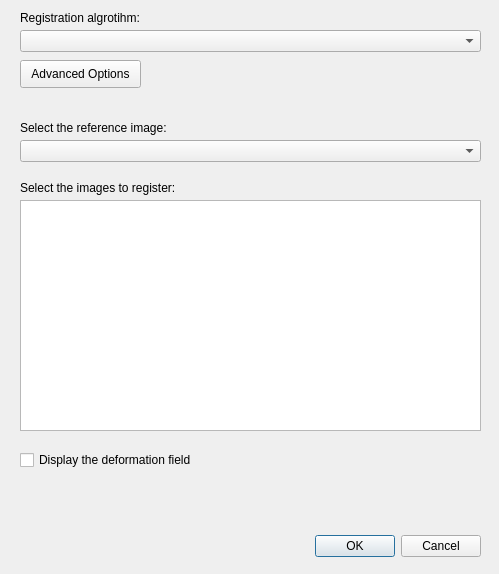
Qt form plugin/registration/registrationWindow.ui (shakes76/smili) before a commit.
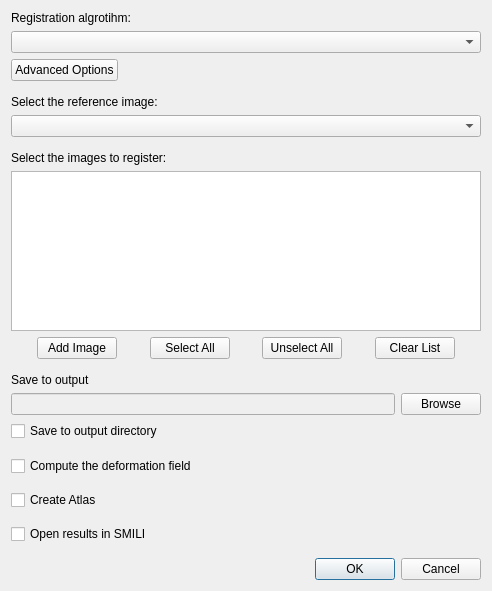
The same form after that commit.

Commit message: Registration plugin: source code simplification, output in a directory, etc.

What changed in the file:
```diff
--- a/plugin/registration/registrationWindow.ui
+++ b/plugin/registration/registrationWindow.ui
@@ -6,130 +6,324 @@
    <rect>
     <x>0</x>
     <y>0</y>
-    <width>499</width>
-    <height>574</height>
+    <width>492</width>
+    <height>591</height>
    </rect>
   </property>
-  <property name="sizePolicy">
-   <sizepolicy hsizetype="Fixed" vsizetype="Fixed">
-    <horstretch>0</horstretch>
-    <verstretch>0</verstretch>
-   </sizepolicy>
-  </property>
   <property name="windowTitle">
    <string>Dialog</string>
   </property>
-  <widget class="QDialogButtonBox" name="btnOk">
-   <property name="geometry">
-    <rect>
-     <x>140</x>
-     <y>530</y>
-     <width>341</width>
-     <height>32</height>
-    </rect>
-   </property>
-   <property name="orientation">
-    <enum>Qt::Horizontal</enum>
-   </property>
-   <property name="standardButtons">
-    <set>QDialogButtonBox::Cancel|QDialogButtonBox::Ok</set>
-   </property>
-  </widget>
-  <widget class="QLabel" name="labelRef">
-   <property name="geometry">
-    <rect>
-     <x>20</x>
-     <y>120</y>
-     <width>261</width>
-     <height>16</height>
-    </rect>
-   </property>
-   <property name="text">
-    <string>Select the reference image:</string>
-   </property>
-  </widget>
-  <widget class="QComboBox" name="comboBoxRef">
-   <property name="geometry">
-    <rect>
-     <x>20</x>
-     <y>140</y>
-     <width>461</width>
-     <height>22</height>
-    </rect>
-   </property>
-  </widget>
-  <widget class="QLabel" name="labelImages">
-   <property name="geometry">
-    <rect>
-     <x>20</x>
-     <y>180</y>
-     <width>321</width>
-     <height>16</height>
-    </rect>
-   </property>
-   <property name="text">
-    <string>Select the images to register:</string>
-   </property>
-  </widget>
-  <widget class="QListWidget" name="listWidget">
-   <property name="geometry">
-    <rect>
-     <x>20</x>
-     <y>200</y>
-     <width>461</width>
-     <height>231</height>
-    </rect>
-   </property>
-  </widget>
-  <widget class="QCheckBox" name="checkBoxDeformationF">
-   <property name="geometry">
-    <rect>
-     <x>20</x>
-     <y>450</y>
-     <width>211</width>
-     <height>20</height>
-    </rect>
-   </property>
-   <property name="text">
-    <string>Display the deformation field</string>
-   </property>
-  </widget>
-  <widget class="QLabel" name="labelAlgo">
-   <property name="geometry">
-    <rect>
-     <x>20</x>
-     <y>10</y>
-     <width>141</width>
-     <height>16</height>
-    </rect>
-   </property>
-   <property name="text">
-    <string>Registration algrotihm: </string>
-   </property>
-  </widget>
-  <widget class="QComboBox" name="comboBoxAlgo">
-   <property name="geometry">
-    <rect>
-     <x>20</x>
-     <y>30</y>
-     <width>461</width>
-     <height>22</height>
-    </rect>
-   </property>
-  </widget>
-  <widget class="QPushButton" name="btnAdvancedOptions">
-   <property name="geometry">
-    <rect>
-     <x>20</x>
-     <y>60</y>
-     <width>121</width>
-     <height>28</height>
-    </rect>
-   </property>
-   <property name="text">
-    <string>Advanced Options</string>
-   </property>
-  </widget>
+  <layout class="QGridLayout" name="gridLayout">
+   <item row="0" column="0">
+    <layout class="QVBoxLayout" name="verticalLayout" stretch="0,0,0,0,0,0,0,0,0,0,0,0,0,0,0,0,0,0,0,0,0,0">
+     <item>
+      <widget class="QLabel" name="labelAlgo">
+       <property name="text">
+        <string>Registration algrotihm: </string>
+       </property>
+      </widget>
+     </item>
+     <item>
+      <widget class="QComboBox" name="comboBoxAlgo"/>
+     </item>
+     <item>
+      <layout class="QHBoxLayout" name="horizontalLayout_2">
+       <item>
+        <widget class="QPushButton" name="btnAdvancedOptions">
+         <property name="text">
+          <string>Advanced Options</string>
+         </property>
+        </widget>
+       </item>
+       <item>
+        <spacer name="horizontalSpacer_5">
+         <property name="orientation">
+          <enum>Qt::Horizontal</enum>
+         </property>
+         <property name="sizeHint" stdset="0">
+          <size>
+           <width>40</width>
+           <height>20</height>
+          </size>
+         </property>
+        </spacer>
+       </item>
+      </layout>
+     </item>
+     <item>
+      <spacer name="verticalSpacer_2">
+       <property name="orientation">
+        <enum>Qt::Vertical</enum>
+       </property>
+       <property name="sizeHint" stdset="0">
+        <size>
+         <width>20</width>
+         <height>40</height>
+        </size>
+       </property>
+      </spacer>
+     </item>
+     <item>
+      <widget class="QLabel" name="labelRef">
+       <property name="text">
+        <string>Select the reference image:</string>
+       </property>
+      </widget>
+     </item>
+     <item>
+      <widget class="QComboBox" name="comboBoxRef"/>
+     </item>
+     <item>
+      <spacer name="verticalSpacer_3">
+       <property name="orientation">
+        <enum>Qt::Vertical</enum>
+       </property>
+       <property name="sizeHint" stdset="0">
+        <size>
+         <width>20</width>
+         <height>40</height>
+        </size>
+       </property>
+      </spacer>
+     </item>
+     <item>
+      <widget class="QLabel" name="labelImages">
+       <property name="text">
+        <string>Select the images to register:</string>
+       </property>
+      </widget>
+     </item>
+     <item>
+      <widget class="QListWidget" name="listWidget"/>
+     </item>
+     <item>
+      <layout class="QHBoxLayout" name="horizontalLayout">
+       <item>
+        <spacer name="horizontalSpacer_3">
+         <property name="orientation">
+          <enum>Qt::Horizontal</enum>
+         </property>
+         <property name="sizeHint" stdset="0">
+          <size>
+           <width>40</width>
+           <height>20</height>
+          </size>
+         </property>
+        </spacer>
+       </item>
+       <item>
+        <widget class="QPushButton" name="btnAddImage">
+         <property name="text">
+          <string>Add Image</string>
+         </property>
+        </widget>
+       </item>
+       <item>
+        <spacer name="horizontalSpacer">
+         <property name="orientation">
+          <enum>Qt::Horizontal</enum>
+         </property>
+         <property name="sizeHint" stdset="0">
+          <size>
+           <width>40</width>
+           <height>20</height>
+          </size>
+         </property>
+        </spacer>
+       </item>
+       <item>
+        <widget class="QPushButton" name="btnSelectAll">
+         <property name="text">
+          <string>Select All</string>
+         </property>
+        </widget>
+       </item>
+       <item>
+        <spacer name="horizontalSpacer_2">
+         <property name="orientation">
+          <enum>Qt::Horizontal</enum>
+         </property>
+         <property name="sizeHint" stdset="0">
+          <size>
+           <width>40</width>
+           <height>20</height>
+          </size>
+         </property>
+        </spacer>
+       </item>
+       <item>
+        <widget class="QPushButton" name="btnUnselectAll">
+         <property name="text">
+          <string>Unselect All</string>
+         </property>
+        </widget>
+       </item>
+       <item>
+        <spacer name="horizontalSpacer_4">
+         <property name="orientation">
+          <enum>Qt::Horizontal</enum>
+         </property>
+         <property name="sizeHint" stdset="0">
+          <size>
+           <width>40</width>
+           <height>20</height>
+          </size>
+         </property>
+        </spacer>
+       </item>
+       <item>
+        <widget class="QPushButton" name="clearList">
+         <property name="text">
+          <string>Clear List</string>
+         </property>
+        </widget>
+       </item>
+       <item>
+        <spacer name="horizontalSpacer_6">
+         <property name="orientation">
+          <enum>Qt::Horizontal</enum>
+         </property>
+         <property name="sizeHint" stdset="0">
+          <size>
+           <width>40</width>
+           <height>20</height>
+          </size>
+         </property>
+        </spacer>
+       </item>
+      </layout>
+     </item>
+     <item>
+      <spacer name="verticalSpacer_4">
+       <property name="orientation">
+        <enum>Qt::Vertical</enum>
+       </property>
+       <property name="sizeHint" stdset="0">
+        <size>
+         <width>20</width>
+         <height>40</height>
+        </size>
+       </property>
+      </spacer>
+     </item>
+     <item>
+      <widget class="QLabel" name="labelSave">
+       <property name="text">
+        <string>Save to output</string>
+       </property>
+      </widget>
+     </item>
+     <item>
+      <layout class="QHBoxLayout" name="horizontalLayout_4">
+       <item>
+        <widget class="QLineEdit" name="inputDirectoryBrowser">
+         <property name="enabled">
+          <bool>false</bool>
+         </property>
+        </widget>
+       </item>
+       <item>
+        <widget class="QPushButton" name="btnBrowse">
+         <property name="text">
+          <string>Browse</string>
+         </property>
+        </widget>
+       </item>
+      </layout>
+     </item>
+     <item>
+      <widget class="QCheckBox" name="checkBoxSaveToDir">
+       <property name="text">
+        <string>Save to output directory</string>
+       </property>
+      </widget>
+     </item>
+     <item>
+      <spacer name="verticalSpacer_5">
+       <property name="orientation">
+        <enum>Qt::Vertical</enum>
+       </property>
+       <property name="sizeHint" stdset="0">
+        <size>
+         <width>20</width>
+         <height>40</height>
+        </size>
+       </property>
+      </spacer>
+     </item>
+     <item>
+      <widget class="QCheckBox" name="checkBoxDeformationF">
+       <property name="text">
+        <string>Compute the deformation field</string>
+       </property>
+      </widget>
+     </item>
+     <item>
+      <spacer name="verticalSpacer">
+       <property name="orientation">
+        <enum>Qt::Vertical</enum>
+       </property>
+       <property name="sizeHint" stdset="0">
+        <size>
+         <width>20</width>
+         <height>40</height>
+        </size>
+       </property>
+      </spacer>
+     </item>
+     <item>
+      <widget class="QCheckBox" name="checkBoxCreateAtlas">
+       <property name="text">
+        <string>Create Atlas</string>
+       </property>
+      </widget>
+     </item>
+     <item>
+      <spacer name="verticalSpacer_6">
+       <property name="orientation">
+        <enum>Qt::Vertical</enum>
+       </property>
+       <property name="sizeHint" stdset="0">
+        <size>
+         <width>20</width>
+         <height>40</height>
+        </size>
+       </property>
+      </spacer>
+     </item>
+     <item>
+      <widget class="QCheckBox" name="checkBoxOpenResults">
+       <property name="text">
+        <string>Open results in SMILI</string>
+       </property>
+      </widget>
+     </item>
+     <item>
+      <spacer name="verticalSpacer_7">
+       <property name="orientation">
+        <enum>Qt::Vertical</enum>
+       </property>
+       <property name="sizeHint" stdset="0">
+        <size>
+         <width>20</width>
+         <height>40</height>
+        </size>
+       </property>
+      </spacer>
+     </item>
+     <item>
+      <widget class="QDialogButtonBox" name="btnOk">
+       <property name="orientation">
+        <enum>Qt::Horizontal</enum>
+       </property>
+       <property name="standardButtons">
+        <set>QDialogButtonBox::Cancel|QDialogButtonBox::Ok</set>
+       </property>
+      </widget>
+     </item>
+    </layout>
+   </item>
+  </layout>
  </widget>
  <resources/>
  <connections>
```
Left out of the diff: 3 changed lines with no effect on the pictures. The commit also changes 10 other files.
